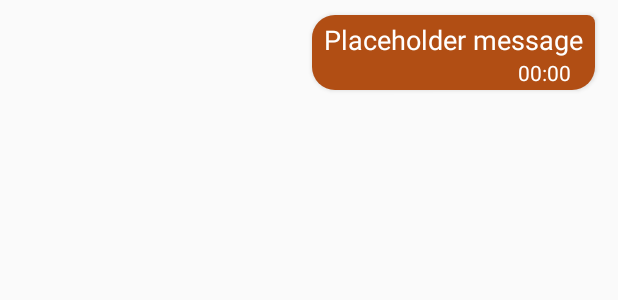
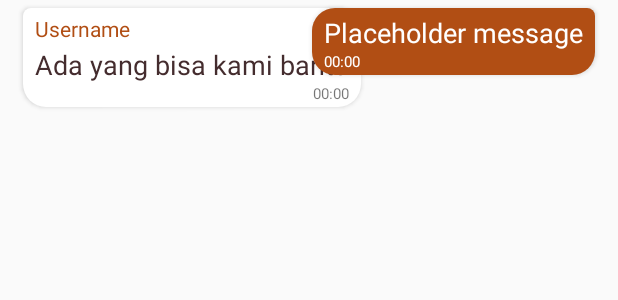
Before and after one commit to TryLuthfi/IMA, an Android app: the layout chat_pesan.xml on its own in the app's theme, with its tools: preview values and no code run, on a phone screen of 412 x 824 dp. Shown: the top 300 px of the screen. Run offline under Robolectric (Android 15) with nearby library versions, the phone set to English and light mode, and no system bars; network calls fail.

```diff
--- a/app/src/main/res/layout/activity_artikel.xml
+++ b/app/src/main/res/layout/activity_artikel.xml
@@ -28,7 +28,7 @@
                 <ImageView
                     android:layout_width="20dp"
                     android:layout_height="20dp"
-                    android:background="@drawable/cross" />
+                    android:background="@drawable/back_icon" />
             </LinearLayout>
 
             <LinearLayout
--- a/app/src/main/res/layout/activity_chat.xml
+++ b/app/src/main/res/layout/activity_chat.xml
@@ -32,7 +32,7 @@
                 <ImageView
                     android:layout_width="20dp"
                     android:layout_height="20dp"
-                    android:background="@drawable/cross" />
+                    android:background="@drawable/back_icon" />
             </LinearLayout>
 
             <LinearLayout
--- a/app/src/main/res/layout/chat_pesan.xml
+++ b/app/src/main/res/layout/chat_pesan.xml
@@ -6,14 +6,14 @@
     android:layout_height="wrap_content">
 
     <RelativeLayout xmlns:android="http://schemas.android.com/apk/res/android"
-        android:id="@+id/c_pesan_admin_chat"
+        android:id="@+id/c_pesan_other_chat"
         android:layout_width="match_parent"
         android:layout_height="wrap_content"
         android:clipToPadding="false"
+        android:paddingVertical="5dp"
         android:paddingLeft="15dp"
-        android:paddingRight="60dp"
-        android:paddingVertical="10dp"
-        android:visibility="invisible"
+        android:paddingEnd="60dp"
+        android:visibility="visible"
         app:layout_constraintEnd_toEndOf="parent"
         app:layout_constraintStart_toStartOf="parent"
         app:layout_constraintTop_toTopOf="parent">
@@ -25,12 +25,29 @@
             android:elevation="2dp">
 
             <TextView
-                android:id="@+id/pesan_admin_chat"
+                android:id="@+id/username_other_chat"
                 android:layout_width="wrap_content"
                 android:layout_height="wrap_content"
-                android:layout_marginEnd="8dp"
                 android:layout_marginStart="8dp"
                 android:layout_marginTop="4dp"
+                android:padding="0dp"
+                android:paddingHorizontal="16dp"
+                android:paddingVertical="12dp"
+                android:paddingEnd="8dp"
+                android:text="Username"
+                android:textColor="#b14e14"
+                android:textSize="14sp"
+                app:layout_constraintStart_toStartOf="parent"
+                app:layout_constraintTop_toTopOf="parent" />
+
+
+            <TextView
+                android:id="@+id/pesan_other_chat"
+                android:layout_width="wrap_content"
+                android:layout_height="wrap_content"
+                android:layout_marginStart="8dp"
+                android:layout_marginTop="2dp"
+                android:layout_marginEnd="8dp"
                 android:padding="0dp"
                 android:paddingHorizontal="16dp"
                 android:paddingVertical="12dp"
@@ -39,30 +56,32 @@
                 android:textSize="18dp"
                 app:layout_constraintEnd_toEndOf="parent"
                 app:layout_constraintStart_toStartOf="parent"
-                app:layout_constraintTop_toTopOf="parent" />
+                app:layout_constraintTop_toBottomOf="@+id/username_other_chat" />
 
             <TextView
-                android:id="@+id/waktu_admin_chat"
-                android:layout_width="wrap_content"
+                android:id="@+id/waktu_other_chat"
+                android:layout_width="0dp"
                 android:layout_height="wrap_content"
+                android:layout_marginEnd="8dp"
                 android:layout_marginBottom="2dp"
-                android:layout_marginStart="8dp"
-                android:paddingEnd="16dp"
-                android:text="00:00"
+                android:gravity="right"
+                android:textSize="10sp"
                 app:layout_constraintBottom_toBottomOf="parent"
-                app:layout_constraintStart_toStartOf="parent"
-                app:layout_constraintTop_toBottomOf="@+id/pesan_admin_chat" />
+                app:layout_constraintEnd_toEndOf="parent"
+                app:layout_constraintTop_toBottomOf="@+id/pesan_other_chat"
+                tools:text="00:00" />
         </android.support.constraint.ConstraintLayout>
     </RelativeLayout>
 
     <RelativeLayout xmlns:android="http://schemas.android.com/apk/res/android"
         android:id="@+id/c_pesan_user_chat"
-        android:layout_width="match_parent"
+        android:layout_width="wrap_content"
         android:layout_height="wrap_content"
         android:clipToPadding="false"
-        android:paddingVertical="10dp"
+        android:paddingVertical="5dp"
         android:paddingLeft="60dp"
         android:paddingRight="15dp"
+        android:visibility="visible"
         app:layout_constraintEnd_toEndOf="parent"
         app:layout_constraintStart_toStartOf="parent"
         app:layout_constraintTop_toTopOf="parent">
@@ -72,6 +91,7 @@
             android:layout_height="wrap_content"
             android:layout_alignParentRight="true"
             android:background="@drawable/chat_user"
+            android:clipToPadding="false"
             android:elevation="2dp"
             android:paddingStart="8dp"
             android:paddingEnd="8dp">
@@ -94,13 +114,12 @@
                 android:id="@+id/waktu_user_chat"
                 android:layout_width="wrap_content"
                 android:layout_height="wrap_content"
-                android:layout_marginEnd="8dp"
                 android:layout_marginBottom="2dp"
-                android:paddingLeft="16dp"
                 android:text="00:00"
                 android:textColor="#fff"
+                android:textSize="10sp"
                 app:layout_constraintBottom_toBottomOf="parent"
-                app:layout_constraintEnd_toEndOf="parent"
+                app:layout_constraintStart_toStartOf="parent"
                 app:layout_constraintTop_toBottomOf="@+id/pesan_user_chat" />
         </android.support.constraint.ConstraintLayout>
 
```
Also changed, not shown: app/src/main/java/indonesia/ima/com/ima/adapter/ChatAdapter.java (+13 -11 lines), app/src/main/res/drawable-v24/back_icon.xml (added, +9 -0 lines).
